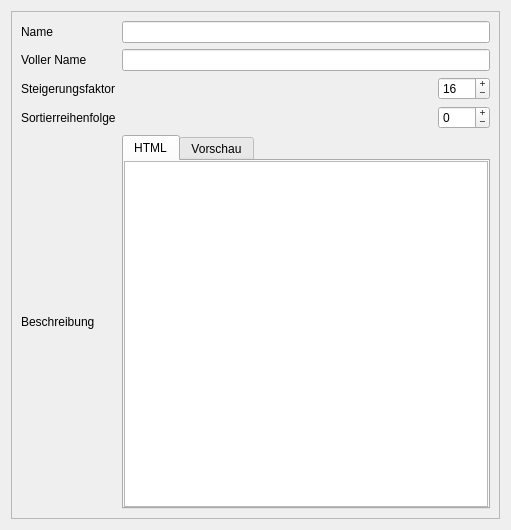
This is designer/DatenbankEditAttribut.ui in Aeolitus/Sephrasto as Qt 5 draws it before an edit. The edited form follows.
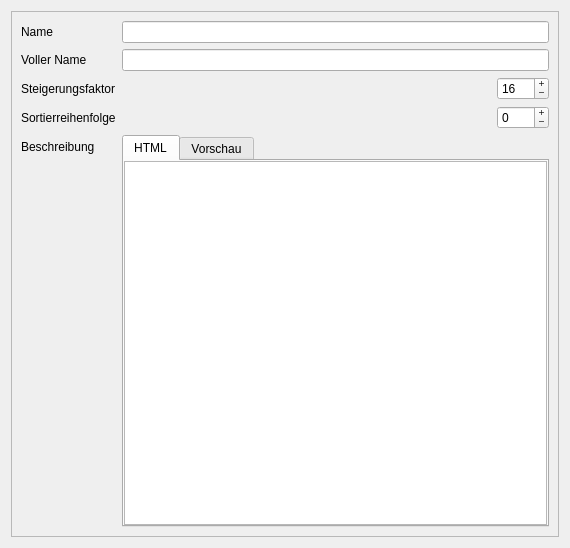
This is the edited form.

Commit message: Update picker windows and db editors to use a better fitting form layout instead of grid layout Update picker windows to call a onSetupUi function that can be overriden by plugins

Diff of the .ui file:
```diff
--- a/designer/DatenbankEditAttribut.ui
+++ b/designer/DatenbankEditAttribut.ui
@@ -6,8 +6,8 @@
    <rect>
     <x>0</x>
     <y>0</y>
-    <width>511</width>
-    <height>530</height>
+    <width>570</width>
+    <height>548</height>
    </rect>
   </property>
   <property name="windowTitle">
@@ -24,86 +24,11 @@
        <rect>
         <x>0</x>
         <y>0</y>
-        <width>491</width>
-        <height>510</height>
+        <width>546</width>
+        <height>524</height>
        </rect>
       </property>
-      <layout class="QGridLayout" name="gridLayout">
-       <item row="4" column="0">
-        <widget class="QLabel" name="labelBeschreibung">
-         <property name="text">
-          <string>Beschreibung</string>
-         </property>
-        </widget>
-       </item>
-       <item row="4" column="1">
-        <widget class="QTabWidget" name="tabWidget">
-         <property name="currentIndex">
-          <number>0</number>
-         </property>
-         <widget class="QWidget" name="tab">
-          <attribute name="title">
-           <string>HTML</string>
-          </attribute>
-          <layout class="QVBoxLayout" name="verticalLayout">
-           <property name="spacing">
-            <number>0</number>
-           </property>
-           <property name="leftMargin">
-            <number>0</number>
-           </property>
-           <property name="topMargin">
-            <number>0</number>
-           </property>
-           <property name="rightMargin">
-            <number>0</number>
-           </property>
-           <property name="bottomMargin">
-            <number>0</number>
-           </property>
-           <item>
-            <widget class="QPlainTextEdit" name="teBeschreibung">
-             <property name="sizePolicy">
-              <sizepolicy hsizetype="Expanding" vsizetype="MinimumExpanding">
-               <horstretch>0</horstretch>
-               <verstretch>0</verstretch>
-              </sizepolicy>
-             </property>
-            </widget>
-           </item>
-          </layout>
-         </widget>
-         <widget class="QWidget" name="tab_2">
-          <attribute name="title">
-           <string>Vorschau</string>
-          </attribute>
-          <layout class="QVBoxLayout" name="verticalLayout_2">
-           <property name="leftMargin">
-            <number>0</number>
-           </property>
-           <property name="topMargin">
-            <number>0</number>
-           </property>
-           <property name="rightMargin">
-            <number>0</number>
-           </property>
-           <property name="bottomMargin">
-            <number>0</number>
-           </property>
-           <item>
-            <widget class="QTextBrowser" name="tbBeschreibung"/>
-           </item>
-          </layout>
-         </widget>
-        </widget>
-       </item>
-       <item row="1" column="0">
-        <widget class="QLabel" name="labelAnzeigeName">
-         <property name="text">
-          <string>Voller Name</string>
-         </property>
-        </widget>
-       </item>
+      <layout class="QFormLayout" name="formLayout">
        <item row="0" column="0">
         <widget class="QLabel" name="labelName">
          <property name="text">
@@ -114,6 +39,16 @@
        <item row="0" column="1">
         <widget class="QLineEdit" name="leName"/>
        </item>
+       <item row="1" column="0">
+        <widget class="QLabel" name="labelAnzeigeName">
+         <property name="text">
+          <string>Voller Name</string>
+         </property>
+        </widget>
+       </item>
+       <item row="1" column="1">
+        <widget class="QLineEdit" name="leAnzeigeName"/>
+       </item>
        <item row="2" column="0">
         <widget class="QLabel" name="labelSF">
          <property name="text">
@@ -121,52 +56,6 @@
          </property>
         </widget>
        </item>
-       <item row="3" column="1">
-        <layout class="QHBoxLayout" name="horizontalLayout_2">
-         <item>
-          <spacer name="horizontalSpacer_2">
-           <property name="orientation">
-            <enum>Qt::Horizontal</enum>
-           </property>
-           <property name="sizeHint" stdset="0">
-            <size>
-             <width>40</width>
-             <height>20</height>
-            </size>
-           </property>
-          </spacer>
-         </item>
-         <item>
-          <widget class="QSpinBox" name="spinSortOrder">
-           <property name="minimumSize">
-            <size>
-             <width>52</width>
-             <height>0</height>
-            </size>
-           </property>
-           <property name="toolTip">
-            <string>&lt;html&gt;&lt;head/&gt;&lt;body&gt;&lt;p&gt;Die Reihenfolge, in der der Wert im Charaktereditor aufgeführt werden soll.&lt;/p&gt;&lt;/body&gt;&lt;/html&gt;</string>
-           </property>
-           <property name="buttonSymbols">
-            <enum>QAbstractSpinBox::PlusMinus</enum>
-           </property>
-           <property name="minimum">
-            <number>-999</number>
-           </property>
-           <property name="maximum">
-            <number>999</number>
-           </property>
-          </widget>
-         </item>
-        </layout>
-       </item>
-       <item row="3" column="0">
-        <widget class="QLabel" name="labelSortOrder">
-         <property name="text">
-          <string>Sortierreihenfolge</string>
-         </property>
-        </widget>
-       </item>
        <item row="2" column="1">
         <layout class="QHBoxLayout" name="horizontalLayout">
          <item>
@@ -206,8 +95,112 @@
          </item>
         </layout>
        </item>
-       <item row="1" column="1">
-        <widget class="QLineEdit" name="leAnzeigeName"/>
+       <item row="3" column="0">
+        <widget class="QLabel" name="labelSortOrder">
+         <property name="text">
+          <string>Sortierreihenfolge</string>
+         </property>
+        </widget>
+       </item>
+       <item row="3" column="1">
+        <layout class="QHBoxLayout" name="horizontalLayout_2">
+         <item>
+          <spacer name="horizontalSpacer_2">
+           <property name="orientation">
+            <enum>Qt::Horizontal</enum>
+           </property>
+           <property name="sizeHint" stdset="0">
+            <size>
+             <width>40</width>
+             <height>20</height>
+            </size>
+           </property>
+          </spacer>
+         </item>
+         <item>
+          <widget class="QSpinBox" name="spinSortOrder">
+           <property name="minimumSize">
+            <size>
+             <width>52</width>
+             <height>0</height>
+            </size>
+           </property>
+           <property name="toolTip">
+            <string>&lt;html&gt;&lt;head/&gt;&lt;body&gt;&lt;p&gt;Die Reihenfolge, in der der Wert im Charaktereditor aufgeführt werden soll.&lt;/p&gt;&lt;/body&gt;&lt;/html&gt;</string>
+           </property>
+           <property name="buttonSymbols">
+            <enum>QAbstractSpinBox::PlusMinus</enum>
+           </property>
+           <property name="minimum">
+            <number>-999</number>
+           </property>
+           <property name="maximum">
+            <number>999</number>
+           </property>
+          </widget>
+         </item>
+        </layout>
+       </item>
+       <item row="4" column="0">
+        <widget class="QLabel" name="labelBeschreibung">
+         <property name="text">
+          <string>Beschreibung</string>
+         </property>
+        </widget>
+       </item>
+       <item row="4" column="1">
+        <widget class="QTabWidget" name="tabWidget">
+         <property name="currentIndex">
+          <number>0</number>
+         </property>
+         <widget class="QWidget" name="tab">
+          <attribute name="title">
+           <string>HTML</string>
+          </attribute>
+          <layout class="QVBoxLayout" name="verticalLayout">
+           <property name="spacing">
+            <number>0</number>
+           </property>
+           <property name="leftMargin">
+            <number>0</number>
+           </property>
+           <property name="topMargin">
+            <number>0</number>
+           </property>
+           <property name="rightMargin">
+            <number>0</number>
+           </property>
+           <property name="bottomMargin">
+            <number>0</number>
+           </property>
+           <item>
+            <widget class="QPlainTextEdit" name="teBeschreibung"/>
+           </item>
+          </layout>
+         </widget>
+         <widget class="QWidget" name="tab_2">
+          <attribute name="title">
+           <string>Vorschau</string>
+          </attribute>
+          <layout class="QVBoxLayout" name="verticalLayout_2">
+           <property name="leftMargin">
+            <number>0</number>
+           </property>
+           <property name="topMargin">
+            <number>0</number>
+           </property>
+           <property name="rightMargin">
+            <number>0</number>
+           </property>
+           <property name="bottomMargin">
+            <number>0</number>
+           </property>
+           <item>
+            <widget class="QTextBrowser" name="tbBeschreibung"/>
+           </item>
+          </layout>
+         </widget>
+        </widget>
        </item>
       </layout>
      </widget>
```
The commit also changes 34 other files.
